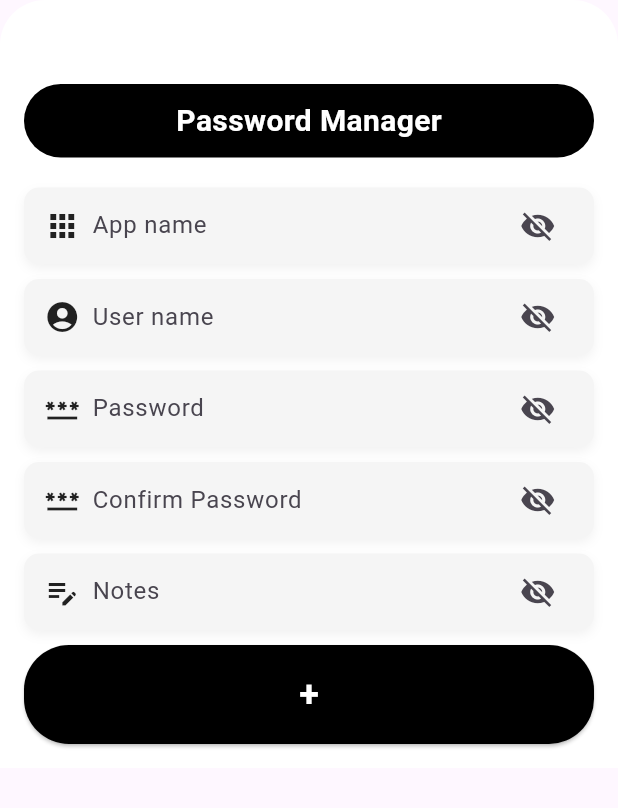
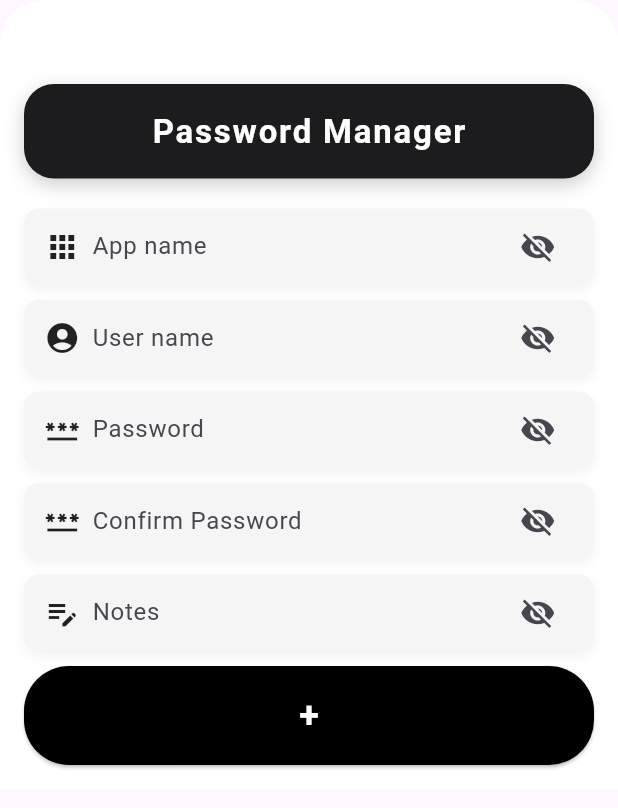
Before and after one commit to VinhTin-AQUA/Password-management, a Flutter app: the AddAccount screen opened by its route, on a phone screen of 412 x 824 dp. Shown: the top 808 px of the screen. Run offline on Flutter 3.47's test engine with Material 3 defaults, Android fonts, the phone set to English and light mode, and no system bars; our stand-ins replace firebase_auth, firebase_core, flutter_secure_storage, get, google_sign_in; accounts and stored records are empty.

Commit message:
update input field

```diff
--- a/password_management/lib/presentation/views/create_password/create_password.dart
+++ b/password_management/lib/presentation/views/create_password/create_password.dart
@@ -52,7 +52,7 @@ class _CreatePasswordState extends State<CreatePassword> {
                 padding: const EdgeInsets.all(16.0),
                 child: Column(
                   children: [
-                    const SizedBox(height: 40),
+                    const SizedBox(height: 5),
                     Header(),
                     const SizedBox(height: 20),
                     Container(
--- a/password_management/lib/presentation/widgets/header.dart
+++ b/password_management/lib/presentation/widgets/header.dart
@@ -6,18 +6,26 @@ class Header extends StatelessWidget {
   @override
   Widget build(BuildContext context) {
     return Container(
-      width: 300,
-      padding: EdgeInsets.symmetric(horizontal: 20, vertical: 10),
+      width: double.infinity, // Cho responsive nếu cần
+      padding: const EdgeInsets.symmetric(horizontal: 24, vertical: 16),
       decoration: BoxDecoration(
-        color: Colors.black,
-        borderRadius: BorderRadius.circular(30),
+        color: const Color(0xFF1C1C1E),
+        borderRadius: BorderRadius.circular(20),
+        boxShadow: [
+          BoxShadow(
+            color: Colors.black.withValues(alpha: 0.2),
+            blurRadius: 10,
+            offset: const Offset(0, 4),
+          ),
+        ],
       ),
       child: Center(
         child: Text(
           'Password Manager',
           style: TextStyle(
-            fontSize: 20,
-            fontWeight: FontWeight.bold,
+            fontSize: 22,
+            fontWeight: FontWeight.w600,
+            letterSpacing: 1.2,
             color: Colors.white,
           ),
         ),
--- a/password_management/lib/presentation/widgets/password_input.dart
+++ b/password_management/lib/presentation/widgets/password_input.dart
@@ -44,12 +44,21 @@ class _PasswordInputFieldState extends State<PasswordInputField> {
 
   @override
   Widget build(BuildContext context) {
-    return Container(
+    final bool hasError =
+        widget.errorText != null && widget.errorText!.isNotEmpty;
+
+    return Column(
+      crossAxisAlignment: CrossAxisAlignment.start,
+      children: [
+        Container(
           decoration: BoxDecoration(
             color: Colors.grey[100],
             borderRadius: BorderRadius.circular(10),
             border: Border.all(
-          color: _isFocused ? Colors.black : Colors.transparent,
+              color:
+                  hasError
+                      ? Colors.red
+                      : (_isFocused ? Colors.blue : Colors.transparent),
               width: 1.5,
             ),
             boxShadow: [
@@ -89,7 +98,6 @@ class _PasswordInputFieldState extends State<PasswordInputField> {
                     decoration: InputDecoration(
                       border: InputBorder.none,
                       hintText: widget.hintText,
-                  errorText: widget.errorText,
                     ),
                   ),
                 ),
@@ -106,6 +114,16 @@ class _PasswordInputFieldState extends State<PasswordInputField> {
               ],
             ),
           ),
+        ),
+        if (hasError)
+          Padding(
+            padding: const EdgeInsets.only(top: 6, left: 8),
+            child: Text(
+              widget.errorText!,
+              style: TextStyle(color: Colors.red[700], fontSize: 13),
+            ),
+          ),
+      ],
     );
   }
 }
--- a/password_management/lib/presentation/widgets/text_input.dart
+++ b/password_management/lib/presentation/widgets/text_input.dart
@@ -46,12 +46,21 @@ class _TextInputState extends State<TextInput> {
 
   @override
   Widget build(BuildContext context) {
-    return Container(
+    final bool hasError =
+        widget.errorText != null && widget.errorText!.isNotEmpty;
+
+    return Column(
+      crossAxisAlignment: CrossAxisAlignment.start,
+      children: [
+        Container(
           decoration: BoxDecoration(
             color: Colors.grey[100],
             borderRadius: BorderRadius.circular(10),
             border: Border.all(
-          color: _isFocused ? Colors.black : Colors.transparent,
+              color:
+                  hasError
+                      ? Colors.red
+                      : (_isFocused ? Colors.blue : Colors.transparent),
               width: 1.5,
             ),
             boxShadow: [
@@ -91,7 +100,6 @@ class _TextInputState extends State<TextInput> {
                     decoration: InputDecoration(
                       border: InputBorder.none,
                       hintText: widget.hintText,
-                  errorText: widget.errorText,
                     ),
                   ),
                 ),
@@ -108,6 +116,16 @@ class _TextInputState extends State<TextInput> {
               ],
             ),
           ),
+        ),
+        if (hasError)
+          Padding(
+            padding: const EdgeInsets.only(top: 6, left: 8),
+            child: Text(
+              widget.errorText!,
+              style: TextStyle(color: Colors.red[700], fontSize: 13),
+            ),
+          ),
+      ],
     );
   }
 }
```
Lines whose indentation alone changed are shown as unchanged.
